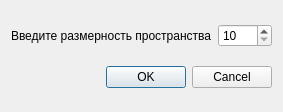
Qt form uis/start_settings_window.ui (Ivanestver/Polymers_Gui) before a commit.
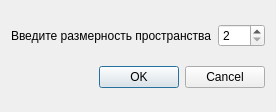
The same form after that commit.

The edit to the form file:
```diff
--- a/uis/start_settings_window.ui
+++ b/uis/start_settings_window.ui
@@ -6,7 +6,7 @@
    <rect>
     <x>0</x>
     <y>0</y>
-    <width>246</width>
+    <width>252</width>
     <height>112</height>
    </rect>
   </property>
@@ -26,10 +26,10 @@
      <item>
       <widget class="QSpinBox" name="spaceDimentionSpinBox">
        <property name="minimum">
-        <number>10</number>
+        <number>2</number>
        </property>
        <property name="maximum">
-        <number>1000</number>
+        <number>100</number>
        </property>
        <property name="value">
         <number>2</number>
```
